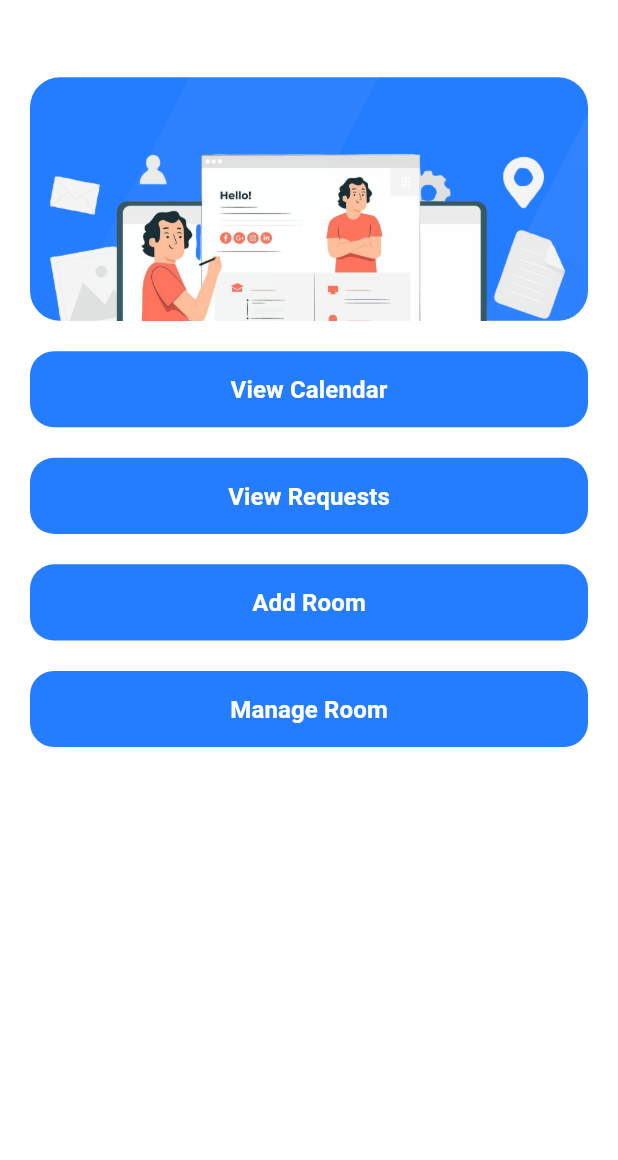
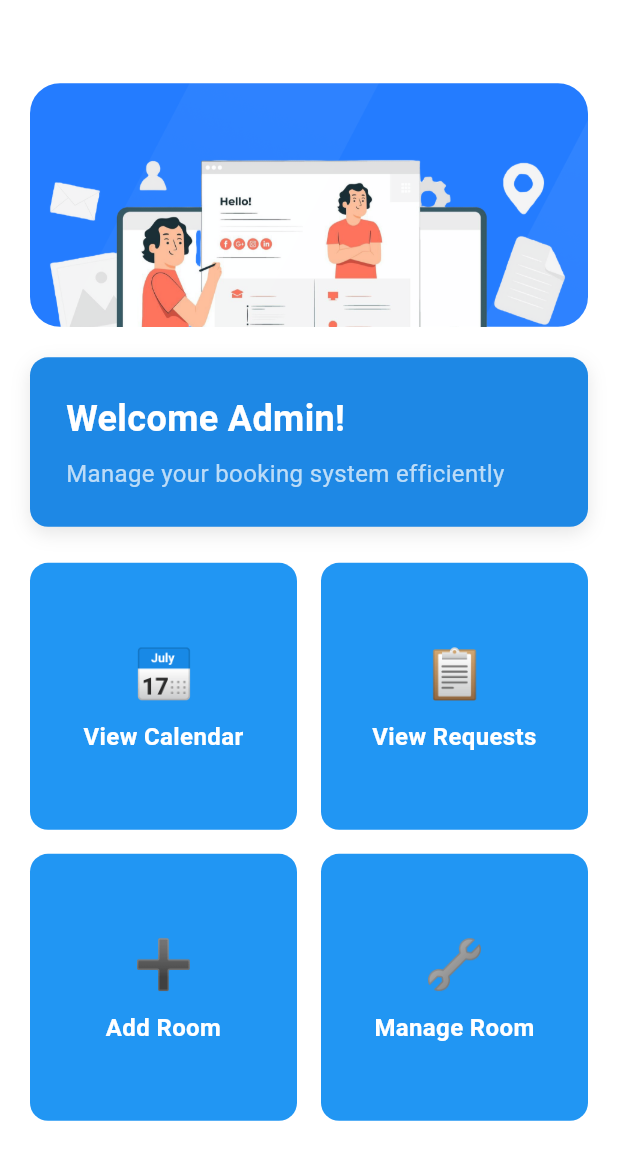
Before and after one commit to MusabALT/booking_app, a Flutter app: the SuperHomeScreenAdmin screen opened by its route, on a phone screen of 412 x 824 dp. Shown: the top 1160 px of the screen. Run offline on Flutter 3.47's test engine with Material 3 defaults, Android fonts, the light colour scheme and no system bars; our stand-ins replace cloud_firestore, firebase_auth, firebase_core, firebase_storage, flutter_screenutil, flutter_svg and 2 more; accounts and stored records are empty; project files that could hold a hidden picture were left out.

Commit message:
updated the UI

```diff
--- a/lib/core/admin/add_new_room.dart
+++ b/lib/core/admin/add_new_room.dart
@@ -68,7 +68,7 @@ class _AddNewRoomState extends State<AddNewRoom> {
             'F': double.tryParse(priceF) ?? 0.0,
           },
           'is_booked': false,
-          'capacity': 0,
+          'capacity': int.tryParse(capacity),
         });
         ScaffoldMessenger.of(context).showSnackBar(
           const SnackBar(
@@ -133,6 +133,7 @@ class _AddNewRoomState extends State<AddNewRoom> {
                   labelText: 'capacity',
                   icon: Icon(Icons.people),
                 ),
+                keyboardType: TextInputType.number,
                 validator: (value) {
                   if (value == null || value.isEmpty) {
                     return 'Please enter a capacity';
@@ -235,8 +236,7 @@ class _AddNewRoomState extends State<AddNewRoom> {
                   Navigator.push(
                     context,
                     MaterialPageRoute(
-                        builder: (context) =>
-                            const AdminCalendarScreen()),
+                        builder: (context) => const AdminCalendarScreen()),
                   );
                 },
               )
--- a/lib/core/admin/super_admin_home_screen.dart
+++ b/lib/core/admin/super_admin_home_screen.dart
@@ -12,79 +12,130 @@ class SuperHomeScreenAdmin extends StatelessWidget {
 
   @override
   Widget build(BuildContext context) {
-    return Scaffold(
-      backgroundColor: Colors.white,
-      body: SafeArea(
+    return SafeArea(
+      child: Scaffold(
+        backgroundColor: Colors.white,
+        body: SingleChildScrollView(
+          child: Padding(
+            padding: const EdgeInsets.all(20.0),
+            child: Column(
+              children: [
+                const adminBookingBlueContainer(),
+                verticalSpace(20),
+                Container(
+                  width: double.infinity,
+                  padding: const EdgeInsets.all(24.0),
+                  decoration: BoxDecoration(
+                    color: Colors.blue[600],
+                    borderRadius: BorderRadius.circular(12),
+                    boxShadow: [
+                      BoxShadow(
+                        color: Colors.black.withOpacity(0.1),
+                        blurRadius: 10,
+                        offset: const Offset(0, 4),
+                      ),
+                    ],
+                  ),
+                  child: const Column(
+                    crossAxisAlignment: CrossAxisAlignment.start,
+                    children: [
+                      Text(
+                        'Welcome Admin!',
+                        style: TextStyle(
+                          color: Colors.white,
+                          fontSize: 24,
+                          fontWeight: FontWeight.bold,
+                        ),
+                      ),
+                      SizedBox(height: 8),
+                      Text(
+                        'Manage your booking system efficiently',
+                        style: TextStyle(
+                          color: Colors.white70,
+                          fontSize: 16,
+                        ),
+                      ),
+                    ],
+                  ),
+                ),
+                const SizedBox(height: 24),
+                // Grid of buttons
+                GridView.count(
+                  shrinkWrap: true,
+                  physics: const NeverScrollableScrollPhysics(),
+                  crossAxisCount: 2,
+                  mainAxisSpacing: 16,
+                  crossAxisSpacing: 16,
+                  childAspectRatio: 1,
+                  children: [
+                    _buildMenuButton(
+                      context,
+                      '📅',
+                      'View Calendar',
+                      const AdminCalendarScreen(),
+                    ),
+                    _buildMenuButton(
+                      context,
+                      '📋',
+                      'View Requests',
+                      const AdminBookingRequestsScreen(),
+                    ),
+                    _buildMenuButton(
+                      context,
+                      '➕',
+                      'Add Room',
+                      const AddNewRoom(),
+                    ),
+                    _buildMenuButton(
+                      context,
+                      '🔧',
+                      'Manage Room',
+                      ManageRoom(),
+                    ),
+                  ],
+                ),
+              ],
+            ),
+          ),
+        ),
+      ),
+    );
+  }
+
+  Widget _buildMenuButton(
+    BuildContext context,
+    String icon,
+    String title,
+    Widget destination,
+  ) {
+    return Material(
+      color: Colors.blue,
+      borderRadius: BorderRadius.circular(12),
+      child: InkWell(
+        borderRadius: BorderRadius.circular(12),
+        onTap: () => Navigator.push(
+          context,
+          MaterialPageRoute(builder: (context) => destination),
+        ),
         child: Container(
-          width: double.infinity,
-          margin: const EdgeInsets.fromLTRB(20.0, 16.0, 20.0, 28.0),
+          padding: const EdgeInsets.all(16),
           child: Column(
-            crossAxisAlignment: CrossAxisAlignment.start,
+            mainAxisAlignment: MainAxisAlignment.center,
             children: [
-              const adminBookingBlueContainer(),
-              verticalSpace(20),
-              AppTextButton(
-                buttonText: 'View Calendar',
-                textStyle: const TextStyle(
+              Text(
+                icon,
+                style: const TextStyle(fontSize: 32),
+              ),
+              const SizedBox(height: 8),
+              Text(
+                title,
+                textAlign: TextAlign.center,
+                style: const TextStyle(
                   color: Colors.white,
                   fontSize: 16,
                   fontWeight: FontWeight.bold,
                 ),
-                onPressed: () {
-                  Navigator.push(
-                    context,
-                    MaterialPageRoute(
-                        builder: (context) => const AdminCalendarScreen()),
-                  );
-                },
               ),
-              verticalSpace(20),
-              AppTextButton(
-                buttonText: 'View Requests',
-                textStyle: const TextStyle(
-                  color: Colors.white,
-                  fontSize: 16,
-                  fontWeight: FontWeight.bold,
-                ),
-                onPressed: () {
-                  Navigator.push(
-                    context,
-                    MaterialPageRoute(
-                        builder: (context) =>
-                            const AdminBookingRequestsScreen()),
-                  );
-                },
-              ),
-              verticalSpace(20),
-              AppTextButton(
-                buttonText: 'Add Room',
-                textStyle: const TextStyle(
-                  color: Colors.white,
-                  fontSize: 16,
-                  fontWeight: FontWeight.bold,
-                ),
-                onPressed: () {
-                  Navigator.push(
-                    context,
-                    MaterialPageRoute(builder: (context) => const AddNewRoom()),
-                  );
-                },
-              ),
-              verticalSpace(20),
-              AppTextButton(
-                buttonText: 'Manage Room',
-                textStyle: const TextStyle(
-                  color: Colors.white,
-                  fontSize: 16,
-                  fontWeight: FontWeight.bold,
-                ),
-                onPressed: () {
-                  Navigator.push(
-                    context,
-                    MaterialPageRoute(builder: (context) => ManageRoom()),
-                  );
-                },
-              )
             ],
           ),
         ),
```
Also changed, not shown: lib/core/admin/admin_home_screen.dart (+104 -36 lines).
